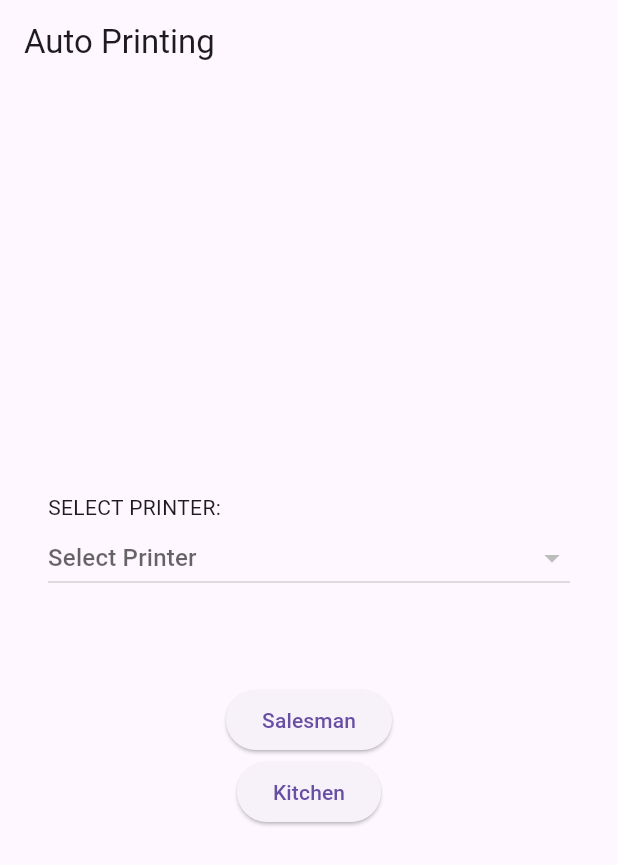
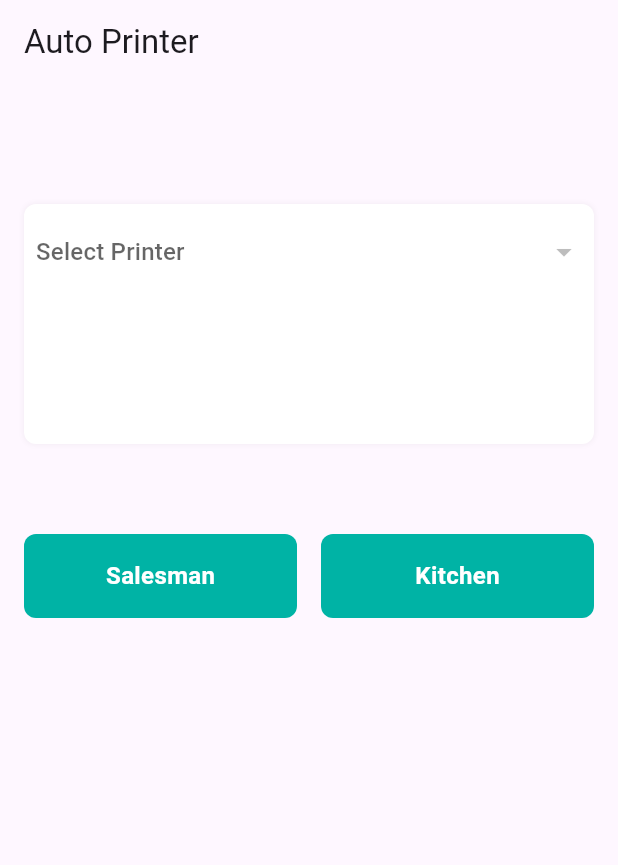
Before and after one commit to iniMinhaj/flutter_auto_printing, a Flutter app: the screen it shows after launch, on a phone screen of 412 x 824 dp. Shown: the top 865 px of the screen. Run offline on Flutter 3.47's test engine with Material 3 defaults, Android fonts, the phone set to English and light mode, and no system bars; our stand-ins replace firebase_core, firebase_messaging, flutter_local_notifications, get, get_storage; missing offline and left inert: blue_thermal_printer; accounts and stored records are empty.

Commit message:
invoice designed updated

```diff
--- a/lib/main.dart
+++ b/lib/main.dart
@@ -33,7 +33,7 @@ class MyApp extends StatelessWidget {
   Widget build(BuildContext context) {
     return GetMaterialApp(
       debugShowCheckedModeBanner: false,
-      title: 'Flutter Demo',
+      title: 'Auto Printer',
       home: Homepage(),
     );
   }
--- a/lib/view/hompage.dart
+++ b/lib/view/hompage.dart
@@ -8,6 +8,7 @@ import 'package:get/instance_manager.dart';
 import 'package:get_storage/get_storage.dart';
 
 final box = GetStorage();
+const primaryColor = Color.fromRGBO(0, 179, 165, 1.0);
 
 class Homepage extends StatefulWidget {
   const Homepage({super.key});
@@ -29,19 +30,37 @@ class _HomepageState extends State<Homepage> {
   @override
   Widget build(BuildContext context) {
     return Scaffold(
-      appBar: AppBar(title: Text("Auto Printing")),
-      body: Center(
-        child: Column(
-          mainAxisAlignment: MainAxisAlignment.center,
+      appBar: AppBar(title: Text("Auto Printer")),
+      body: Column(
+        mainAxisAlignment: MainAxisAlignment.start,
         children: [
+          SizedBox(height: 80),
           Obx(
             () => Padding(
-                padding: EdgeInsets.symmetric(horizontal: 32),
+              padding: EdgeInsets.symmetric(horizontal: 16),
               child: Column(
                 crossAxisAlignment: CrossAxisAlignment.start,
                 children: [
-                    Text("SELECT PRINTER:"),
-                    DropdownButton<BluetoothDevice>(
+                  //Text("SELECT PRINTER:"),
+                  Container(
+                    width: double.infinity,
+                    height: 160,
+                    decoration: BoxDecoration(
+                      color: Colors.white,
+                      //   border: Border.all(color: Colors.grey.shade200),
+                      borderRadius: BorderRadius.circular(8),
+                      boxShadow: [
+                        BoxShadow(
+                          color: Colors.black12.withAlpha(10),
+                          blurRadius: 2,
+                          spreadRadius: .5,
+                        ),
+                      ],
+                    ),
+                    child: Padding(
+                      padding: const EdgeInsets.all(8.0),
+                      child: DropdownButton<BluetoothDevice>(
+                        underline: SizedBox(),
                         isExpanded: true,
                         hint: Text("Select Printer"),
                         value: autoPrintController.selectedPrinter.value,
@@ -56,51 +75,150 @@ class _HomepageState extends State<Homepage> {
                               );
                             }).toList(),
                       ),
+                    ),
+                  ),
                 ],
               ),
             ),
           ),
           SizedBox(height: 60),
-
-            ElevatedButton(
-              onPressed: () async {
-                if (autoPrintController.selectedPrinter.value?.name == null) {
+          Row(
+            children: [
+              Expanded(
+                child: Column(
+                  children: [
+                    Padding(
+                      padding: const EdgeInsets.only(left: 16),
+                      child: InkWell(
+                        onTap: () async {
+                          if (autoPrintController.selectedPrinter.value?.name ==
+                              null) {
                             return customSnackbar(
                               "ERROR",
                               "Please Select Printer First.",
                               Colors.red,
                             );
                           }
-                final id = await deviceTokenController.getDeviceToken();
+                          final id =
+                              await deviceTokenController.getDeviceToken();
                           await box.write('roleId', 5);
                           await deviceTokenController.postDeviceToken(
                             deviceId: id,
                             printRoleId: 5,
                           );
                         },
-              child: Text("Salesman"),
+                        child: Ink(
+                          height: 56,
+                          width: double.infinity,
+                          decoration: BoxDecoration(
+                            color: primaryColor,
+                            borderRadius: BorderRadius.circular(8),
                           ),
-            ElevatedButton(
-              onPressed: () async {
-                if (autoPrintController.selectedPrinter.value?.name == null) {
+                          child: Center(
+                            child: Text(
+                              "Salesman",
+                              style: TextStyle(
+                                fontSize: 16,
+                                fontWeight: FontWeight.w600,
+                                color: Colors.white,
+                              ),
+                            ),
+                          ),
+                        ),
+                      ),
+                    ),
+                  ],
+                ),
+              ),
+              SizedBox(width: 16),
+
+              Expanded(
+                child: Column(
+                  children: [
+                    Padding(
+                      padding: const EdgeInsets.only(right: 16),
+                      child: InkWell(
+                        onTap: () async {
+                          if (autoPrintController.selectedPrinter.value?.name ==
+                              null) {
                             return customSnackbar(
                               "ERROR",
                               "Please Select Printer First.",
                               Colors.red,
                             );
                           }
-                final id = await deviceTokenController.getDeviceToken();
+                          final id =
+                              await deviceTokenController.getDeviceToken();
                           await box.write('roleId', 10);
                           await deviceTokenController.postDeviceToken(
                             deviceId: id,
                             printRoleId: 10,
                           );
                         },
-              child: Text("Kitchen"),
+                        child: Ink(
+                          height: 56,
+                          width: double.infinity,
+                          decoration: BoxDecoration(
+                            color: primaryColor,
+                            borderRadius: BorderRadius.circular(8),
+                          ),
+                          child: Center(
+                            child: Text(
+                              "Kitchen",
+                              style: TextStyle(
+                                fontSize: 16,
+                                fontWeight: FontWeight.w600,
+                                color: Colors.white,
+                              ),
+                            ),
+                          ),
+                        ),
+                      ),
                     ),
                   ],
                 ),
               ),
+            ],
+          ),
+
+          // ElevatedButton(
+          //   onPressed: () async {
+          //     if (autoPrintController.selectedPrinter.value?.name == null) {
+          //       return customSnackbar(
+          //         "ERROR",
+          //         "Please Select Printer First.",
+          //         Colors.red,
+          //       );
+          //     }
+          //     final id = await deviceTokenController.getDeviceToken();
+          //     await box.write('roleId', 5);
+          //     await deviceTokenController.postDeviceToken(
+          //       deviceId: id,
+          //       printRoleId: 5,
+          //     );
+          //   },
+          //   child: Text("Salesman"),
+          // ),
+          // ElevatedButton(
+          //   onPressed: () async {
+          //     if (autoPrintController.selectedPrinter.value?.name == null) {
+          //       return customSnackbar(
+          //         "ERROR",
+          //         "Please Select Printer First.",
+          //         Colors.red,
+          //       );
+          //     }
+          //     final id = await deviceTokenController.getDeviceToken();
+          //     await box.write('roleId', 10);
+          //     await deviceTokenController.postDeviceToken(
+          //       deviceId: id,
+          //       printRoleId: 10,
+          //     );
+          //   },
+          //   child: Text("Kitchen"),
+          // ),
+        ],
+      ),
     );
   }
 }
--- a/pubspec.yaml
+++ b/pubspec.yaml
@@ -69,9 +69,8 @@ flutter:
   uses-material-design: true
 
   # To add assets to your application, add an assets section, like this:
-  # assets:
-  #   - images/a_dot_burr.jpeg
-  #   - images/a_dot_ham.jpeg
+  assets:
+    - assets/
 
   # An image asset can refer to one or more resolution-specific "variants", see
   # https://flutter.dev/to/resolution-aware-images
```
Also changed, not shown: lib/helper/controller/auto_printer_controller.dart (+242 -111 lines), lib/helper/controller/device_token_controller.dart (+7 -0 lines), lib/view/kitchen_page.dart (added, +21 -0 lines), lib/view/salesman_page.dart (added, +27 -0 lines), assets/kitchen.gif (added), assets/salesman.gif (added). Lines whose indentation alone changed are shown as unchanged.
